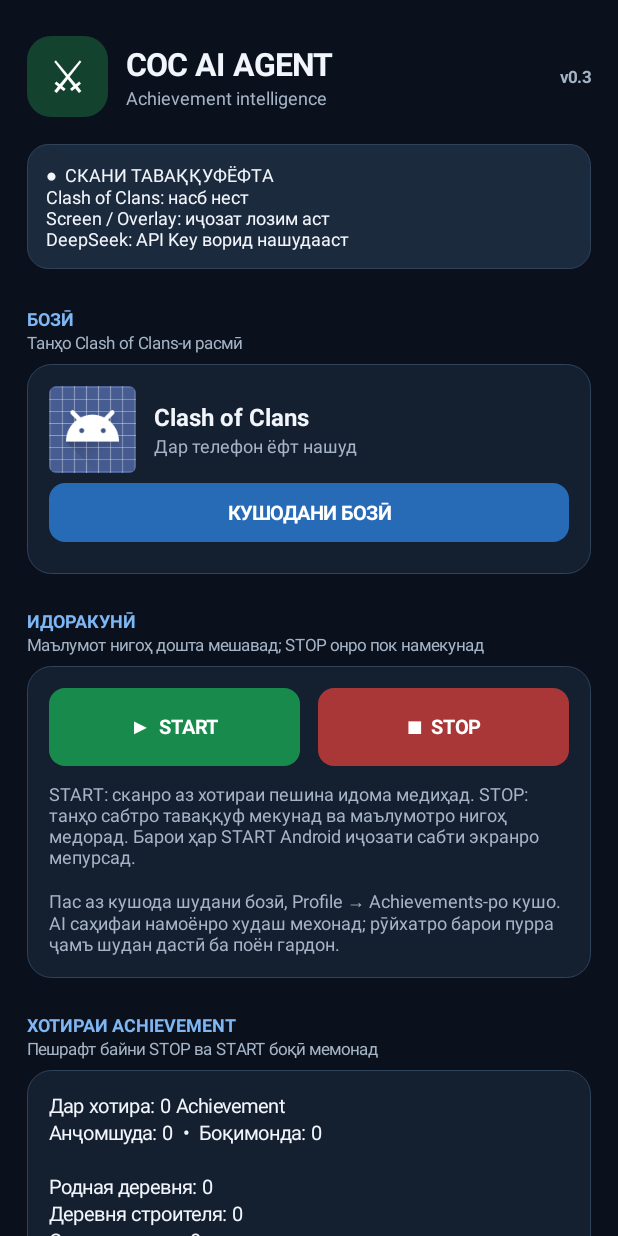
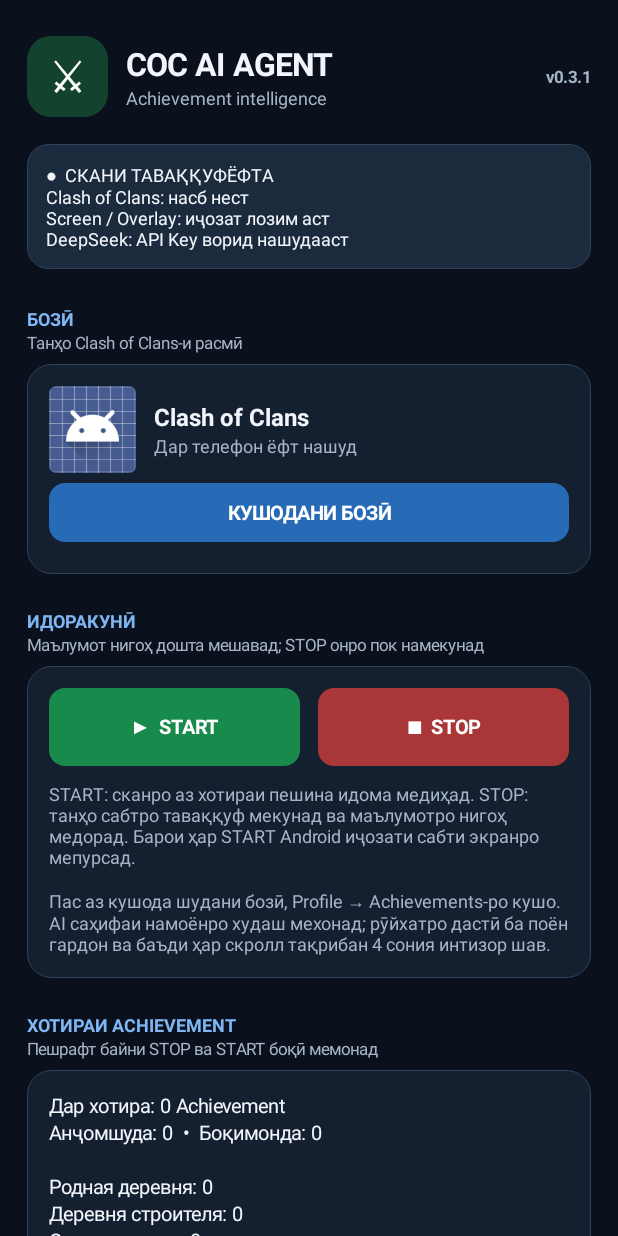
Before and after one commit to Khayom1/COC-AI-Agent, an Android app: the screen it shows after launch (MainActivity), on a phone screen of 412 x 824 dp. Run offline under Robolectric (Android 15) with nearby library versions, the phone set to English and light mode, and no system bars.

Commit message:
Show 0.3.1 version and guide paced manual achievement scrolling

```diff
--- a/app/src/main/java/com/khayom/cocai/MainActivity.kt
+++ b/app/src/main/java/com/khayom/cocai/MainActivity.kt
@@ -111,7 +111,7 @@ class MainActivity : Activity() {
         titleBox.addView(label("Achievement intelligence", 12f, MUTED, false))
         header.addView(mark)
         header.addView(titleBox, LinearLayout.LayoutParams(0, ViewGroup.LayoutParams.WRAP_CONTENT, 1f))
-        header.addView(label("v0.3", 11f, MUTED, true))
+        header.addView(label("v0.3.1", 11f, MUTED, true))
         root.addView(header)
         root.addView(space(18))
 
@@ -163,7 +163,7 @@ class MainActivity : Activity() {
         sessionCard.addView(sessionButtons)
         sessionCard.addView(space(10))
         sessionCard.addView(label(
-            "START: сканро аз хотираи пешина идома медиҳад. STOP: танҳо сабтро таваққуф мекунад ва маълумотро нигоҳ медорад. Барои ҳар START Android иҷозати сабти экранро мепурсад.\n\nПас аз кушода шудани бозӣ, Profile → Achievements-ро кушо. AI саҳифаи намоёнро худаш мехонад; рӯйхатро барои пурра ҷамъ шудан дастӣ ба поён гардон.",
+            "START: сканро аз хотираи пешина идома медиҳад. STOP: танҳо сабтро таваққуф мекунад ва маълумотро нигоҳ медорад. Барои ҳар START Android иҷозати сабти экранро мепурсад.\n\nПас аз кушода шудани бозӣ, Profile → Achievements-ро кушо. AI саҳифаи намоёнро худаш мехонад; рӯйхатро дастӣ ба поён гардон ва баъди ҳар скролл тақрибан 4 сония интизор шав.",
             12f, MUTED, false
         ))
         root.addView(sessionCard, matchWrap())
```
